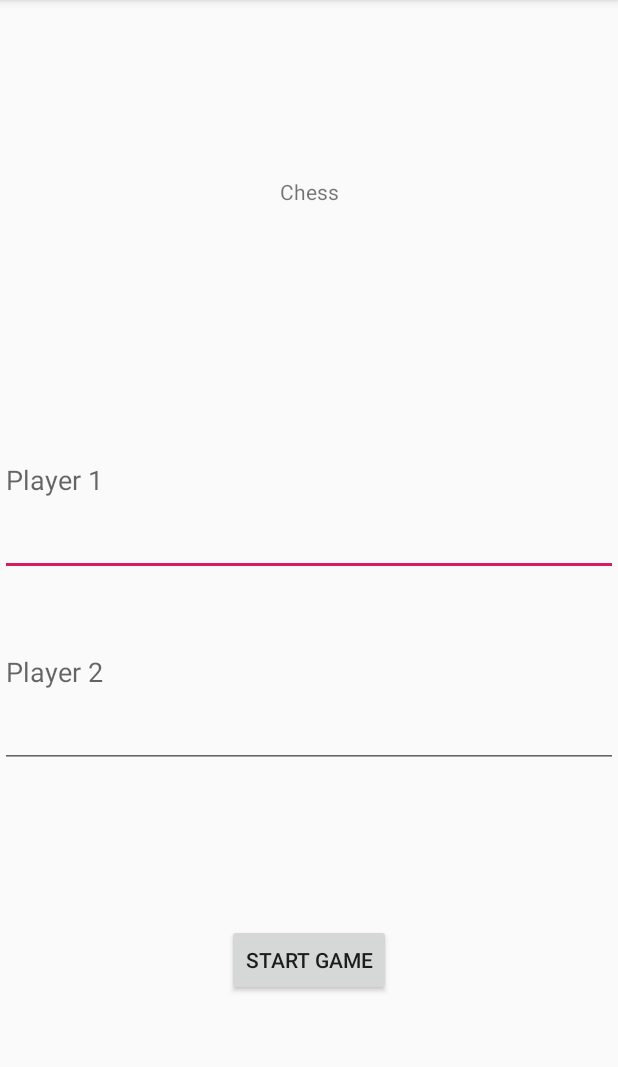
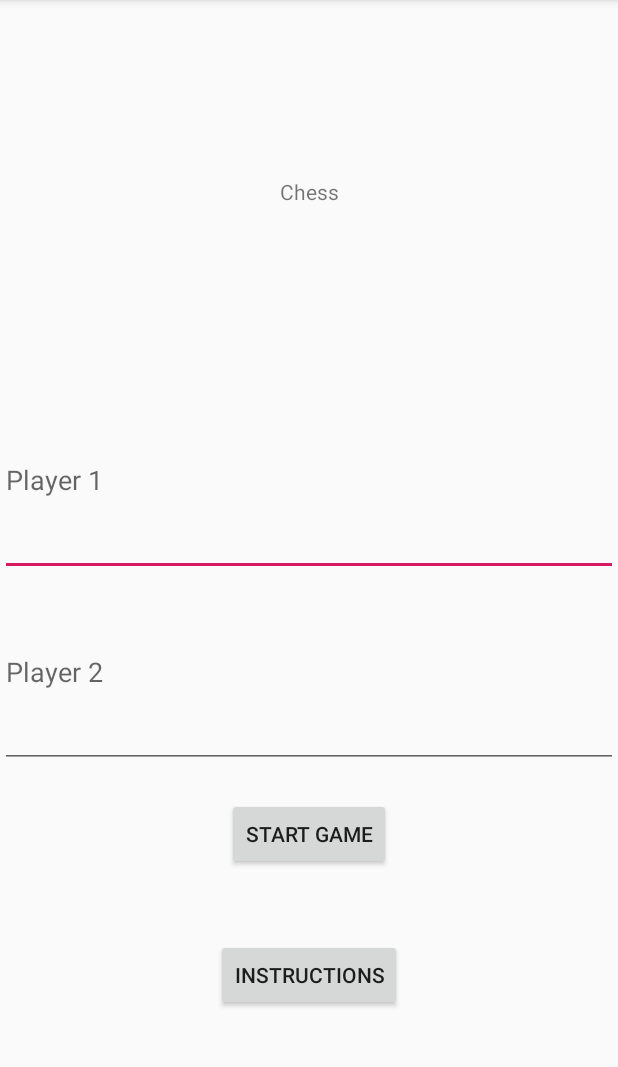
Before and after one commit to drewkapnick5/Chess-Local, an Android app: the screen it shows after launch (MainActivity), on a phone screen of 412 x 824 dp, the part 84-1151 px from its top. Run offline under Robolectric (Android 15) with nearby library versions, the phone set to English and light mode, and no system bars.

Commit message:
added instruction button and functionality with dialog box of how to play game

```diff
--- a/app/src/main/AndroidManifest.xml
+++ b/app/src/main/AndroidManifest.xml
@@ -9,7 +9,7 @@
         android:roundIcon="@mipmap/ic_launcher_round"
         android:supportsRtl="true"
         android:theme="@style/AppTheme">
-        <activity android:name=".ChessActivity"></activity>
+        <activity android:name=".ChessActivity" />
         <activity android:name=".MainActivity">
             <intent-filter>
                 <action android:name="android.intent.action.MAIN" />
--- a/app/src/main/res/layout-land/activity_main.xml
+++ b/app/src/main/res/layout-land/activity_main.xml
@@ -45,9 +45,16 @@
             android:id="@+id/buttonStartGame"
             android:layout_width="wrap_content"
             android:layout_height="wrap_content"
-            android:layout_gravity="center|center_horizontal"
+            android:layout_gravity="center_horizontal"
             android:onClick="onStartChess"
             android:text="@string/button" />
+
+        <Button
+            android:id="@+id/Instructions"
+            android:layout_width="wrap_content"
+            android:layout_height="wrap_content"
+            android:layout_gravity="center|center_horizontal"
+            android:text="@string/instructions" />
     </FrameLayout>
 
 </LinearLayout>
--- a/app/src/main/res/layout/activity_main.xml
+++ b/app/src/main/res/layout/activity_main.xml
@@ -39,15 +39,24 @@
     <FrameLayout
         android:layout_width="match_parent"
         android:layout_height="0dp"
-        android:layout_weight="1">
+        android:layout_weight="1"
+        android:paddingTop="20dp">
 
         <Button
             android:id="@+id/buttonStartGame"
             android:layout_width="wrap_content"
             android:layout_height="wrap_content"
-            android:layout_gravity="center|center_horizontal"
+            android:layout_gravity="center_horizontal"
             android:onClick="onStartChess"
             android:text="@string/button" />
+
+        <Button
+            android:id="@+id/Instructions"
+            android:layout_width="wrap_content"
+            android:layout_height="wrap_content"
+            android:layout_gravity="center_horizontal|center_vertical"
+            android:onClick="onInstructions"
+            android:text="@string/instructions" />
     </FrameLayout>
 
 </LinearLayout>
--- a/app/src/main/res/values/strings.xml
+++ b/app/src/main/res/values/strings.xml
@@ -4,4 +4,6 @@
     <string name="button">Start Game</string>
     <string name="player1">Player 1</string>
     <string name="player2">Player 2</string>
+    <string name="instructions">Instructions</string>
+    <string name="cancel">Cancel</string>
 </resources>
```
Also changed, not shown: app/src/main/java/edu/msu/kapnick1/project1/MainActivity.java (+19 -0 lines).
